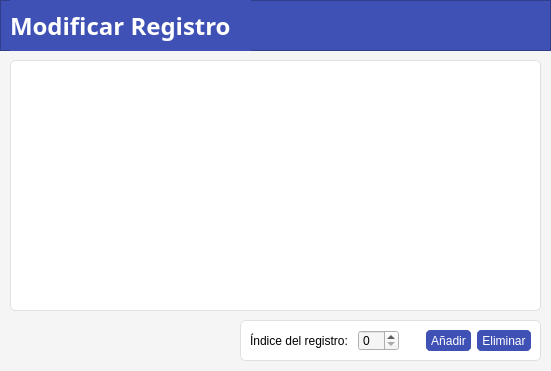
This is modifyrecordwindow.ui in carlosvelaquez/ProyectoEDII as Qt 5 draws it before an edit. The edited form follows.
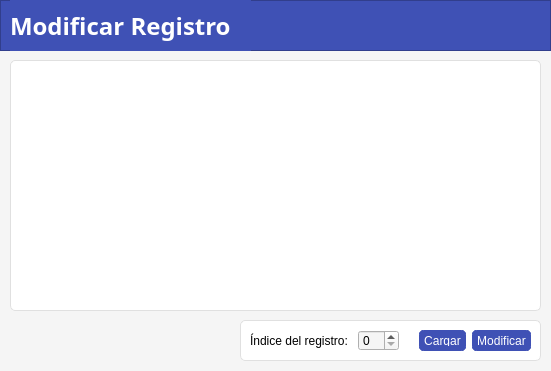
This is the edited form.

```diff
--- a/modifyrecordwindow.ui
+++ b/modifyrecordwindow.ui
@@ -143,14 +143,14 @@
     <item>
      <widget class="QPushButton" name="pushButton_2">
       <property name="text">
-       <string>Añadir</string>
+       <string>Cargar</string>
       </property>
      </widget>
     </item>
     <item>
      <widget class="QPushButton" name="pushButton">
       <property name="text">
-       <string>Eliminar</string>
+       <string>Modificar</string>
       </property>
      </widget>
     </item>
```
